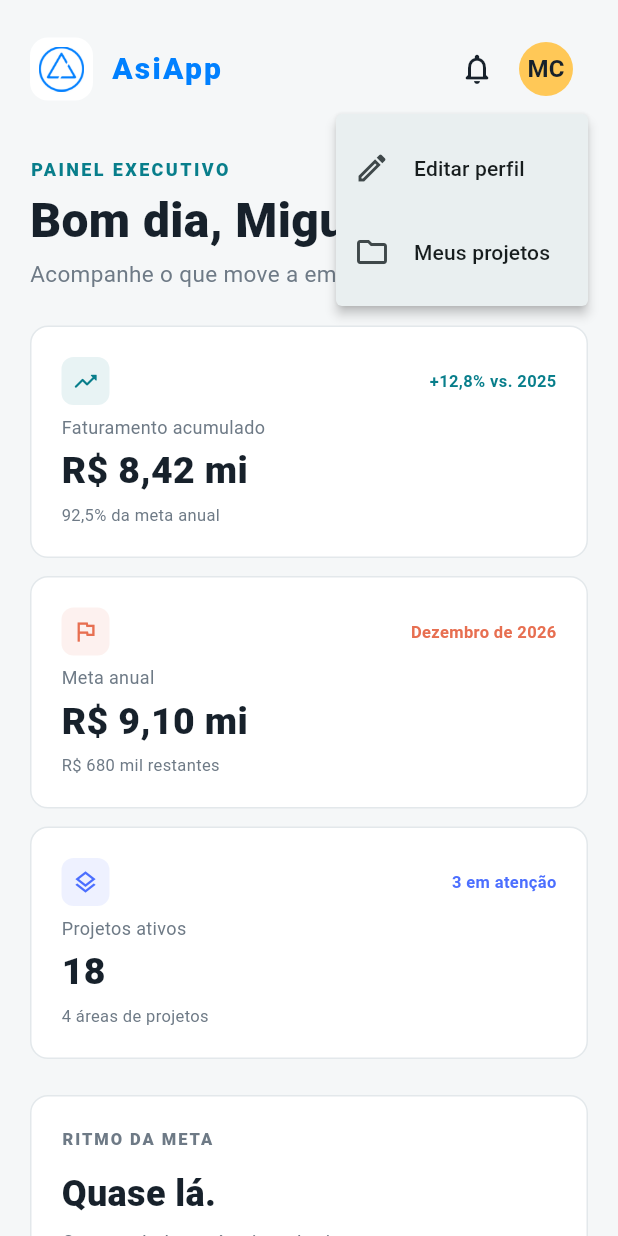
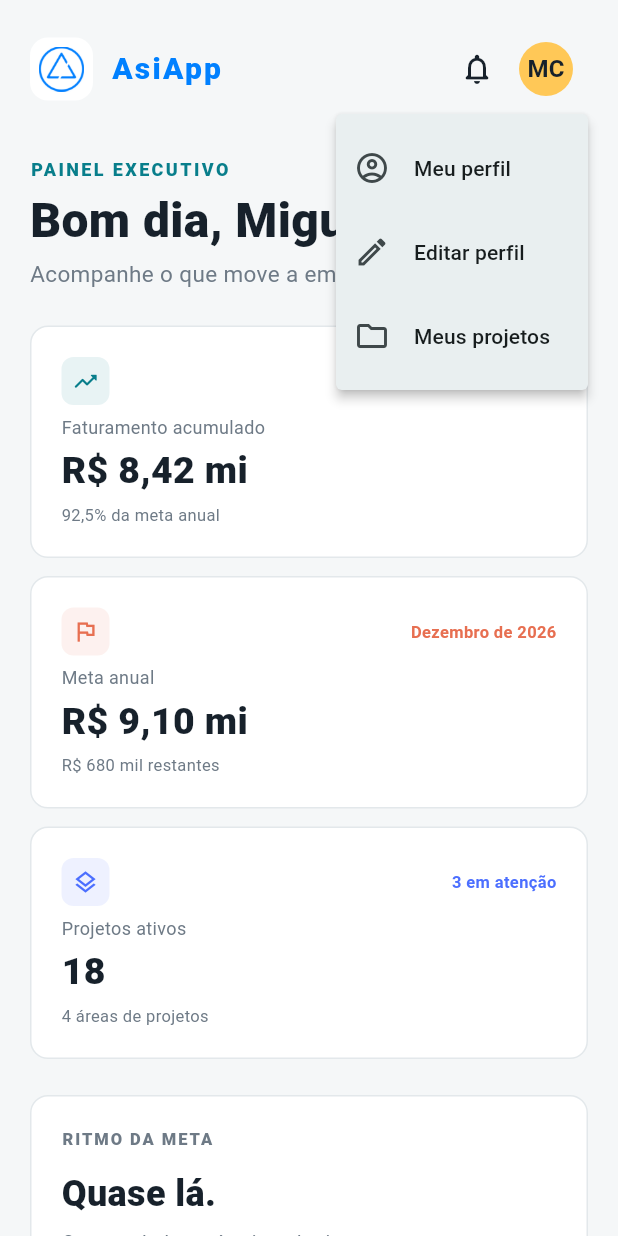
Before and after one commit to miguelcortez1105/AsiApp, a Flutter app: the HomePage screen opened directly, after a tap on "MC", on a phone screen of 412 x 824 dp. Run offline on Flutter 3.47's test engine with Material 3 defaults, Android fonts, the phone set to English and light mode, and no system bars; Roboto replaces fonts that are missing (Arial).

Commit message:
feat: integração entre telas de login, home e perfil de usuário

```diff
--- a/lib/home_page.dart
+++ b/lib/home_page.dart
@@ -1,4 +1,6 @@
 import 'package:flutter/material.dart';
+
+import 'feature/home/screens/perfil_screen.dart';
 
 const _ink = Color(0xFF17212B);
 const _muted = Color(0xFF6E7A86);
@@ -28,7 +30,7 @@ class Project {
   final Color color;
 }
 
-const _projects = [
+const projects = [
   Project(
     name: 'Portal de Clientes',
     area: 'Digital',
@@ -72,7 +74,9 @@ const _projects = [
 ];
 
 class HomePage extends StatefulWidget {
-  const HomePage({super.key});
+  const HomePage({super.key, this.profile = const UserProfile(name: 'Miguel Cortez', email: 'miguel@asimovjr.com.br')});
+
+  final UserProfile profile;
 
   @override
   State<HomePage> createState() => _HomePageState();
@@ -80,15 +84,15 @@ class HomePage extends StatefulWidget {
 
 class _HomePageState extends State<HomePage> {
   String _selectedArea = 'Todas';
-  String _profileName = 'Miguel Cortez';
+  late UserProfile _profile = widget.profile;
 
-  List<Project> get _profileProjects => _projects;
+  List<Project> get _profileProjects => projects;
 
   @override
   Widget build(BuildContext context) {
     final filteredProjects = _selectedArea == 'Todas'
-        ? _projects
-        : _projects.where((project) => project.area == _selectedArea).toList();
+        ? projects
+        : projects.where((project) => project.area == _selectedArea).toList();
     return Scaffold(
       backgroundColor: _paper,
       body: SafeArea(
@@ -161,7 +165,9 @@ class _HomePageState extends State<HomePage> {
       const SizedBox(width: 4),
       PopupMenuButton<String>(
         onSelected: (value) {
-          if (value == 'edit') {
+          if (value == 'profile') {
+            _openProfile();
+          } else if (value == 'edit') {
             _showEditProfileDialog();
           } else {
             _showProjectsDialog();
@@ -170,6 +176,14 @@ class _HomePageState extends State<HomePage> {
         tooltip: 'Abrir perfil',
         offset: const Offset(0, 48),
         itemBuilder: (context) => const [
+          PopupMenuItem(
+            value: 'profile',
+            child: ListTile(
+              contentPadding: EdgeInsets.zero,
+              leading: Icon(Icons.account_circle_outlined),
+              title: Text('Meu perfil'),
+            ),
+          ),
           PopupMenuItem(
             value: 'edit',
             child: ListTile(
@@ -190,18 +204,18 @@ class _HomePageState extends State<HomePage> {
         child: Row(
           mainAxisSize: MainAxisSize.min,
           children: [
-            const CircleAvatar(
+            CircleAvatar(
               radius: 18,
               backgroundColor: Color(0xFFFFC857),
               child: Text(
-                'MC',
-                style: TextStyle(color: _ink, fontWeight: FontWeight.w700),
+                _initials(_profile.name),
+                style: const TextStyle(color: _ink, fontWeight: FontWeight.w700),
               ),
             ),
             const SizedBox(width: 10),
             if (MediaQuery.sizeOf(context).width > 520)
               Text(
-                _profileName,
+                _profile.name,
                 style: const TextStyle(
                   color: _ink,
                   fontWeight: FontWeight.w600,
@@ -217,11 +231,11 @@ class _HomePageState extends State<HomePage> {
     final updatedName = await showDialog<String>(
       context: context,
       builder: (context) {
-        var editedName = _profileName;
+        var editedName = _profile.name;
         return AlertDialog(
           title: const Text('Editar perfil'),
           content: TextFormField(
-            initialValue: _profileName,
+            initialValue: _profile.name,
             autofocus: true,
             textCapitalization: TextCapitalization.words,
             onChanged: (value) => editedName = value,
@@ -247,7 +261,16 @@ class _HomePageState extends State<HomePage> {
       },
     );
     if (updatedName != null && mounted) {
-      setState(() => _profileName = updatedName);
+      setState(() => _profile = _profile.copyWith(name: updatedName));
+    }
+  }
+
+  Future<void> _openProfile() async {
+    final updatedProfile = await Navigator.of(context).push<UserProfile>(
+      MaterialPageRoute(builder: (_) => PerfilScreen(profile: _profile)),
+    );
+    if (updatedProfile != null && mounted) {
+      setState(() => _profile = updatedProfile);
     }
   }
 
@@ -255,7 +278,7 @@ class _HomePageState extends State<HomePage> {
     showDialog<void>(
       context: context,
       builder: (context) => AlertDialog(
-        title: Text('Projetos de $_profileName'),
+        title: Text('Projetos de ${_profile.name}'),
         content: SizedBox(
           width: 360,
           child: ListView.separated(
@@ -286,7 +309,7 @@ class _HomePageState extends State<HomePage> {
     );
   }
 
-  Widget _buildWelcome() => const Column(
+  Widget _buildWelcome() => Column(
     crossAxisAlignment: CrossAxisAlignment.start,
     children: [
       Text(
@@ -300,8 +323,8 @@ class _HomePageState extends State<HomePage> {
       ),
       SizedBox(height: 8),
       Text(
-        'Bom dia, Miguel.',
-        style: TextStyle(
+        'Bom dia, ${_profile.name.split(' ').first}.',
+        style: const TextStyle(
           color: _ink,
           fontSize: 32,
           fontWeight: FontWeight.w800,
@@ -527,6 +550,12 @@ class _HomePageState extends State<HomePage> {
       ),
       itemBuilder: (context, index) => _ProjectCard(project: projects[index]),
     );
+  }
+
+  String _initials(String name) {
+    final parts = name.trim().split(RegExp(r'\s+'));
+    if (parts.length == 1) return parts.first.substring(0, 1).toUpperCase();
+    return '${parts.first[0]}${parts.last[0]}'.toUpperCase();
   }
 }
 
```
Also changed, not shown: lib/feature/home/screens/main_teste_perfil.dart (+6 -1 lines), lib/feature/home/screens/perfil_screen.dart (+70 -13 lines), lib/login_page.dart (+16 -5 lines), 1 other file.
